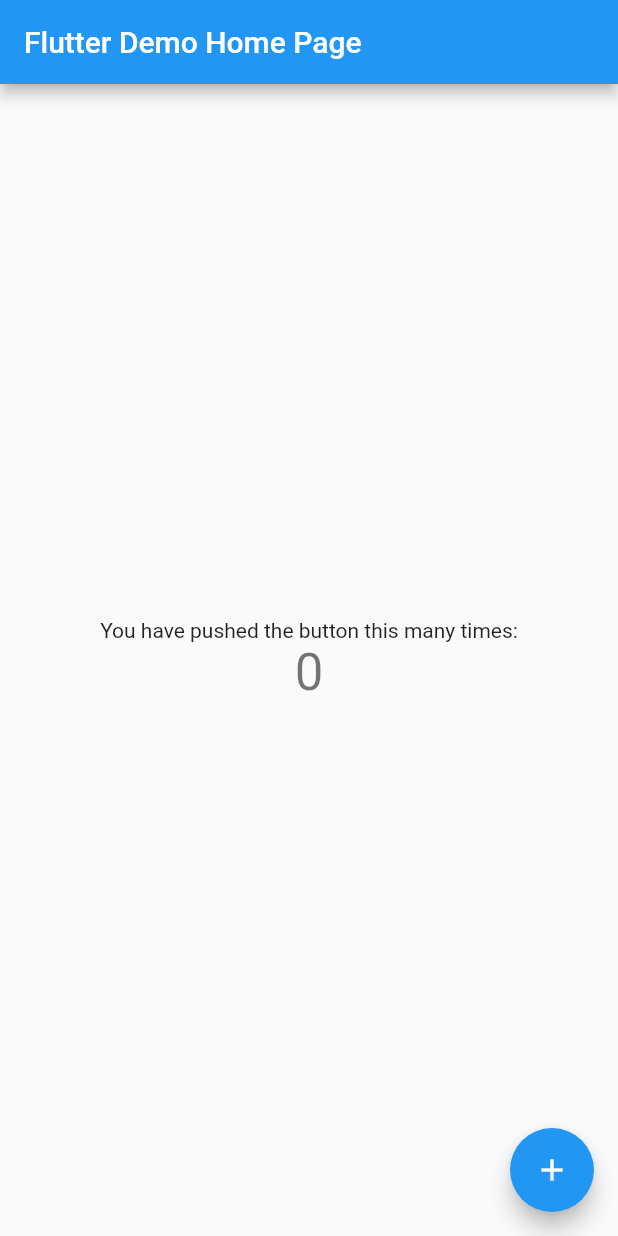
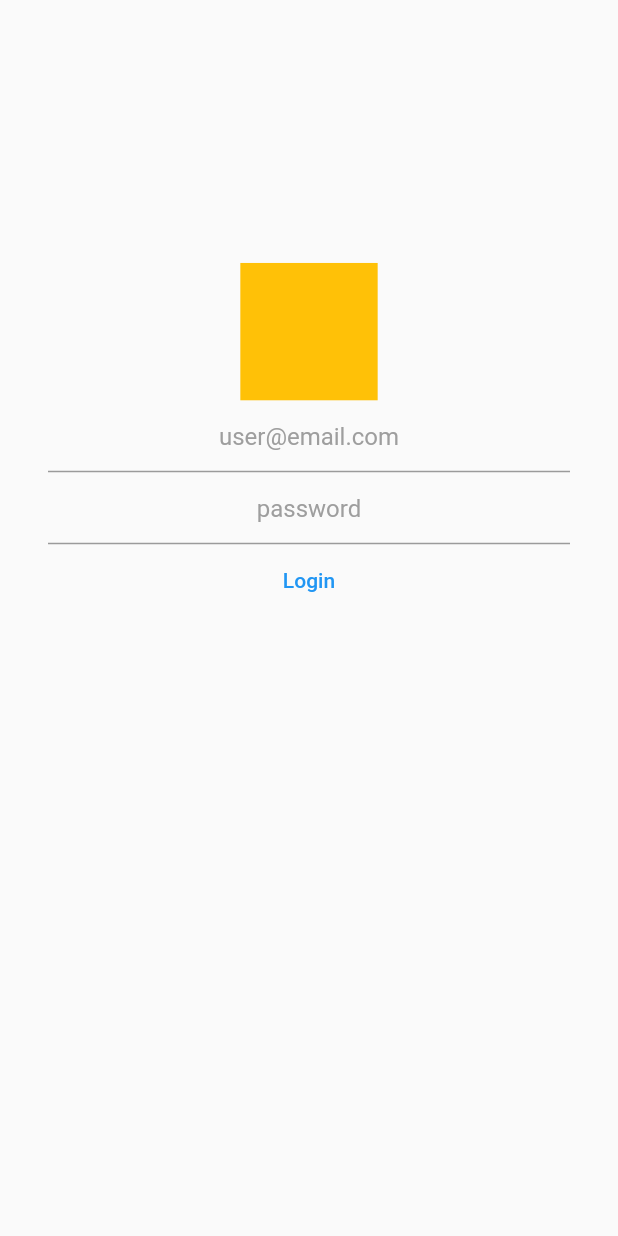
Before and after one commit to tom910903/DDadot, a Flutter app: the screen it shows after launch, on a phone screen of 412 x 824 dp. Run offline on Flutter 3.47's test engine with Material 2 defaults, Android fonts, the phone set to English and light mode, and no system bars; our stand-ins replace email_validator, flutter_screenutil.

Commit message:
Apply Login Screen

```diff
--- a/lib/main.dart
+++ b/lib/main.dart
@@ -1,4 +1,7 @@
 import 'package:flutter/material.dart';
+import 'package:flutter_screenutil/flutter_screenutil.dart';
+
+import 'screen/login_screen.dart';
 
 void main() {
   runApp(const MyApp());
@@ -7,109 +10,17 @@ void main() {
 class MyApp extends StatelessWidget {
   const MyApp({Key? key}) : super(key: key);
 
-  // This widget is the root of your application.
   @override
   Widget build(BuildContext context) {
-    return MaterialApp(
-      title: 'Flutter Demo',
-      theme: ThemeData(
-        // This is the theme of your application.
-        //
-        // Try running your application with "flutter run". You'll see the
-        // application has a blue toolbar. Then, without quitting the app, try
-        // changing the primarySwatch below to Colors.green and then invoke
-        // "hot reload" (press "r" in the console where you ran "flutter run",
-        // or simply save your changes to "hot reload" in a Flutter IDE).
-        // Notice that the counter didn't reset back to zero; the application
-        // is not restarted.
-        primarySwatch: Colors.blue,
-      ),
-      home: const MyHomePage(title: 'Flutter Demo Home Page'),
+    return ScreenUtilInit(
+        designSize: Size(360, 690),
+        builder: () => MaterialApp(
+            title: 'Flutter Demo',
+            theme: ThemeData(
+              primarySwatch: Colors.blue,
+            ),
+            home: LoginScreen()
+        )
     );
   }
 }
-
-class MyHomePage extends StatefulWidget {
-  const MyHomePage({Key? key, required this.title}) : super(key: key);
-
-  // This widget is the home page of your application. It is stateful, meaning
-  // that it has a State object (defined below) that contains fields that affect
-  // how it looks.
-
-  // This class is the configuration for the state. It holds the values (in this
-  // case the title) provided by the parent (in this case the App widget) and
-  // used by the build method of the State. Fields in a Widget subclass are
-  // always marked "final".
-
-  final String title;
-
-  @override
-  State<MyHomePage> createState() => _MyHomePageState();
-}
-
-class _MyHomePageState extends State<MyHomePage> {
-  int _counter = 0;
-
-  void _incrementCounter() {
-    setState(() {
-      // This call to setState tells the Flutter framework that something has
-      // changed in this State, which causes it to rerun the build method below
-      // so that the display can reflect the updated values. If we changed
-      // _counter without calling setState(), then the build method would not be
-      // called again, and so nothing would appear to happen.
-      _counter++;
-    });
-  }
-
-  @override
-  Widget build(BuildContext context) {
-    // This method is rerun every time setState is called, for instance as done
-    // by the _incrementCounter method above.
-    //
-    // The Flutter framework has been optimized to make rerunning build methods
-    // fast, so that you can just rebuild anything that needs updating rather
-    // than having to individually change instances of widgets.
-    return Scaffold(
-      appBar: AppBar(
-        // Here we take the value from the MyHomePage object that was created by
-        // the App.build method, and use it to set our appbar title.
-        title: Text(widget.title),
-      ),
-      body: Center(
-        // Center is a layout widget. It takes a single child and positions it
-        // in the middle of the parent.
-        child: Column(
-          // Column is also a layout widget. It takes a list of children and
-          // arranges them vertically. By default, it sizes itself to fit its
-          // children horizontally, and tries to be as tall as its parent.
-          //
-          // Invoke "debug painting" (press "p" in the console, choose the
-          // "Toggle Debug Paint" action from the Flutter Inspector in Android
-          // Studio, or the "Toggle Debug Paint" command in Visual Studio Code)
-          // to see the wireframe for each widget.
-          //
-          // Column has various properties to control how it sizes itself and
-          // how it positions its children. Here we use mainAxisAlignment to
-          // center the children vertically; the main axis here is the vertical
-          // axis because Columns are vertical (the cross axis would be
-          // horizontal).
-          mainAxisAlignment: MainAxisAlignment.center,
-          children: <Widget>[
-            const Text(
-              'You have pushed the button this many times:',
-            ),
-            Text(
-              '$_counter',
-              style: Theme.of(context).textTheme.headline4,
-            ),
-          ],
-        ),
-      ),
-      floatingActionButton: FloatingActionButton(
-        onPressed: _incrementCounter,
-        tooltip: 'Increment',
-        child: const Icon(Icons.add),
-      ), // This trailing comma makes auto-formatting nicer for build methods.
-    );
-  }
-}
--- /dev/null
+++ b/lib/screen/login_screen.dart
@@ -0,0 +1,82 @@
+import 'package:flutter/material.dart';
+import 'package:flutter_screenutil/flutter_screenutil.dart';
+import 'package:email_validator/email_validator.dart';
+
+class LoginScreen extends StatefulWidget {
+  const LoginScreen({Key? key}) : super(key: key);
+
+  @override
+  State<LoginScreen> createState() => _LoginScreenState();
+}
+
+class _LoginScreenState extends State<LoginScreen> {
+
+  final _formKey = GlobalKey<FormState>();
+  String _email = '';
+  String _password = '';
+
+  @override
+  Widget build(BuildContext context) {
+
+    return Scaffold(
+      body: SingleChildScrollView(
+        child: GestureDetector(
+          onTap: (){
+            FocusScope.of(context).unfocus();
+          },
+          child: Container(
+            padding: const EdgeInsets.all(32),
+            alignment: Alignment.center,
+            child: Column(
+              crossAxisAlignment: CrossAxisAlignment.center,
+              children: [
+                SizedBox(
+                  height: 120.h,
+                ),
+                Container(
+                  width: 80.w,
+                  height: 80.w,
+                  color: Colors.amber,
+                ),
+                TextFormField(
+                  key: _formKey,
+                  textAlign: TextAlign.center,
+                  keyboardType: TextInputType.emailAddress,
+                  validator: (value){
+                      return 'Please enter at least 4 characters';
+                  },
+                  // validator: (strEmail) => EmailValidator.validate(strEmail!) ? null : "Please enter a valid email",
+                  onChanged: (value){
+                    _email = value;
+                  },
+                  decoration: InputDecoration(
+                    hintText: "user@email.com",
+                    hintStyle: TextStyle(
+                        color: Colors.grey
+                    ),
+                    // errorText: _email.isEmpty && EmailValidator.validate(_email) ? null : "Please enter a valid email",
+                    errorText: _email.isEmpty ? null : "Please enter a valid email",
+                  ),
+                ),
+                TextFormField(
+                  obscureText: true,
+                  textAlign: TextAlign.center,
+                  decoration: InputDecoration(
+                    hintText: "password",
+                    hintStyle: TextStyle(
+                        color: Colors.grey
+                    ),
+                  ),
+                ),
+                TextButton(
+                    onPressed: (){},
+                    child: Text('Login')
+                )
+              ],
+            ),
+          ),
+        ),
+      ),
+    );
+  }
+}
--- a/pubspec.yaml
+++ b/pubspec.yaml
@@ -34,6 +34,8 @@ dependencies:
   # The following adds the Cupertino Icons font to your application.
   # Use with the CupertinoIcons class for iOS style icons.
   cupertino_icons: ^1.0.2
+  flutter_screenutil: ^5.1.0
+  email_validator: ^2.0.1
 
 dev_dependencies:
   flutter_test:
```
Also changed, not shown: pubspec.lock.
